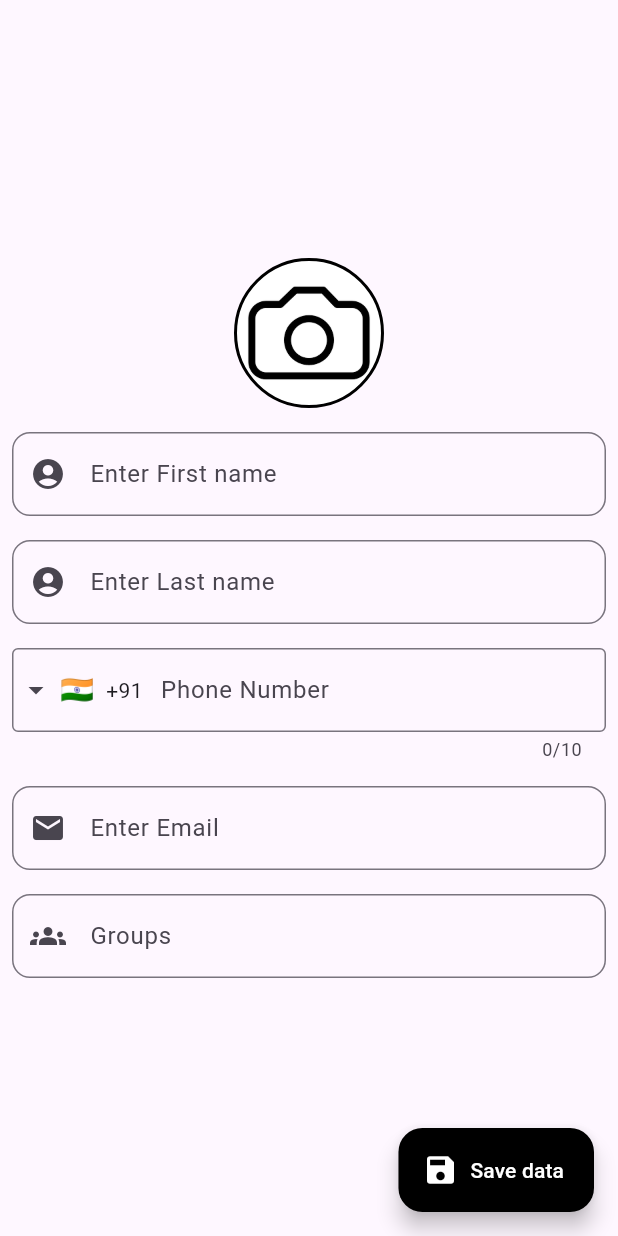
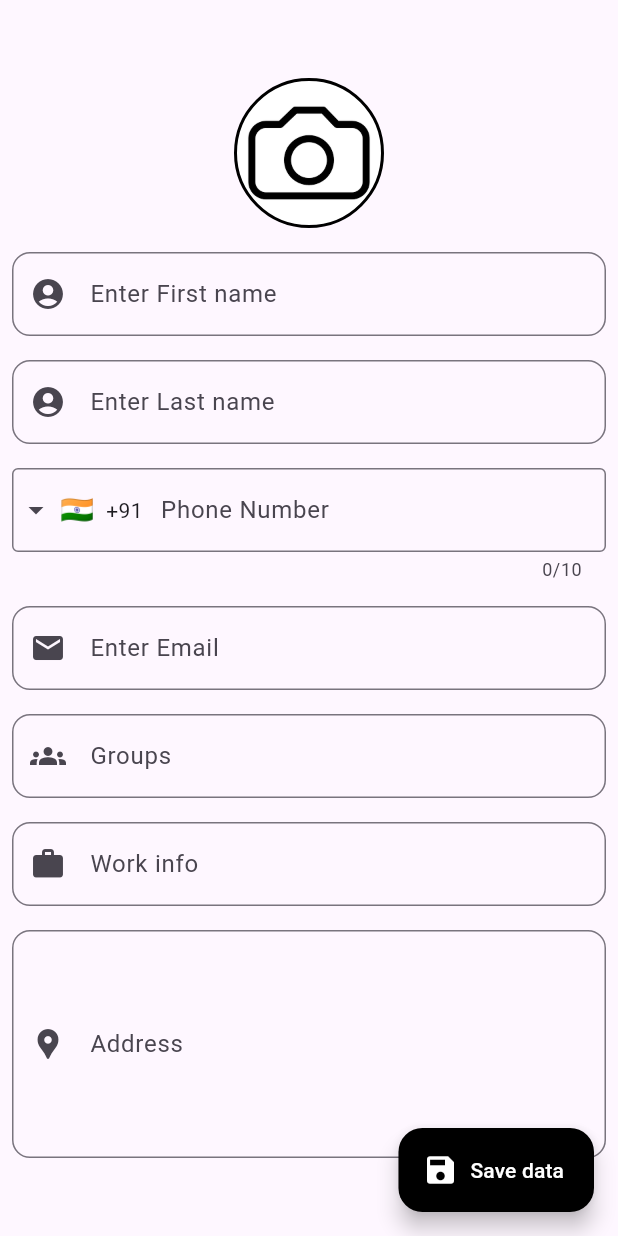
Before and after one commit to Purvravani0587/chat_apps, a Flutter app: the screen it shows after launch, on a phone screen of 412 x 824 dp. Run offline on Flutter 3.47's test engine with Material 3 defaults, Android fonts, the phone set to English and light mode, and no system bars; drawn by our look-alikes of intl_phone_field; our stand-ins replace firebase_auth, firebase_core, flutter_signin_button, google_sign_in, image_picker, sqflite; missing offline and left inert: flutter_facebook_auth; accounts and stored records are empty.

Commit message:
banner-false

```diff
--- a/lib/main.dart
+++ b/lib/main.dart
@@ -10,7 +10,7 @@ void main()  {
   // await Firebase.initializeApp(
   //
   // );
-  runApp(MaterialApp(theme: ThemeData(
+  runApp(MaterialApp(debugShowCheckedModeBanner: false,theme: ThemeData(
       textTheme: TextTheme(subtitle1: TextStyle(color: Colors.white))),
     home: Contact(),
   ));
--- a/lib/scren/home/contact_screen.dart
+++ b/lib/scren/home/contact_screen.dart
@@ -41,7 +41,10 @@ class _ContactState extends State<Contact> {
                             backgroundColor:
                                 MaterialStatePropertyAll(Colors.green)),
                         onPressed: () {},
-                        child: Text("Save",style: TextStyle(color: Colors.white),)),
+                        child: Text(
+                          "Save",
+                          style: TextStyle(color: Colors.white),
+                        )),
                   ],
                   content: Text("Are you sure this contact is save "),
                 );
@@ -56,7 +59,9 @@ class _ContactState extends State<Contact> {
             'Save data',
             style: TextStyle(color: Colors.white),
           )),
-      body: Column(
+      body: Center(
+        child: SingleChildScrollView(
+          child: Column(
             mainAxisAlignment: MainAxisAlignment.center,
             children: [
               Padding(
@@ -73,9 +78,7 @@ class _ContactState extends State<Contact> {
                                   image = await picker.pickImage(
                                       source: ImageSource.camera);
                                   Navigator.pop(context);
-                              setState(() {
-
-                              });
+                                  setState(() {});
                                 },
                                 child: Text("Camera")),
                             TextButton(
@@ -83,10 +86,7 @@ class _ContactState extends State<Contact> {
                                   image = await picker.pickImage(
                                       source: ImageSource.gallery);
                                   Navigator.pop(context);
-                              setState(() {
-
-                              });
-
+                                  setState(() {});
                                 },
                                 child: Text("gallary")),
                           ],
@@ -118,7 +118,7 @@ class _ContactState extends State<Contact> {
                 child: TextField(
                   keyboardType: TextInputType.visiblePassword,
                   decoration: InputDecoration(
-                floatingLabelBehavior: FloatingLabelBehavior.never,
+                    // floatingLabelBehavior: FloatingLabelBehavior.never,
                     labelText: "Enter First name",
                     border: OutlineInputBorder(
                       borderRadius:
@@ -133,7 +133,7 @@ class _ContactState extends State<Contact> {
                 child: TextField(
                   keyboardType: TextInputType.visiblePassword,
                   decoration: InputDecoration(
-                floatingLabelBehavior: FloatingLabelBehavior.never,
+                    // floatingLabelBehavior: FloatingLabelBehavior.never,
                     labelText: "Enter Last name",
                     border: OutlineInputBorder(
                       borderRadius:
@@ -164,7 +164,7 @@ class _ContactState extends State<Contact> {
                 child: TextField(
                   keyboardType: TextInputType.visiblePassword,
                   decoration: InputDecoration(
-                floatingLabelBehavior: FloatingLabelBehavior.never,
+                    // floatingLabelBehavior: FloatingLabelBehavior.never,
                     labelText: "Enter Email",
                     border: OutlineInputBorder(
                       borderRadius:
@@ -179,7 +179,7 @@ class _ContactState extends State<Contact> {
                 child: TextField(
                   keyboardType: TextInputType.visiblePassword,
                   decoration: InputDecoration(
-                floatingLabelBehavior: FloatingLabelBehavior.never,
+                    // floatingLabelBehavior: FloatingLabelBehavior.never,
                     labelText: "Groups",
                     border: OutlineInputBorder(
                       borderRadius:
@@ -189,7 +189,40 @@ class _ContactState extends State<Contact> {
                   ),
                 ),
               ),
+              Padding(
+                padding: const EdgeInsets.all(8.0),
+                child: TextField(
+                  keyboardType: TextInputType.visiblePassword,
+                  decoration: InputDecoration(
+                    // floatingLabelBehavior: FloatingLabelBehavior.never,
+                    labelText: "Work info",
+                    border: OutlineInputBorder(
+                      borderRadius:
+                      BorderRadius.circular(12), // Apply corner radius
+                    ),
+                    prefixIcon: const Icon(Icons.work, size: 24),
+                  ),
+                ),
+              ),
+              Padding(
+                padding: const EdgeInsets.all(8.0),
+                child: TextField(maxLines: 5,
+                  keyboardType: TextInputType.visiblePassword,
+                  decoration: InputDecoration(
+                    // floatingLabelBehavior: FloatingLabelBehavior.never,
+                    labelText: "Address",
+
+                    border: OutlineInputBorder(
+                      borderRadius:
+                      BorderRadius.circular(12), // Apply corner radius
+                    ),
+                    prefixIcon: const Icon(Icons.location_pin, size: 24),
+                  ),
+                ),
+              ),
             ],
+          ),
+        ),
       ),
     );
   }
```
Lines whose indentation alone changed are shown as unchanged.
